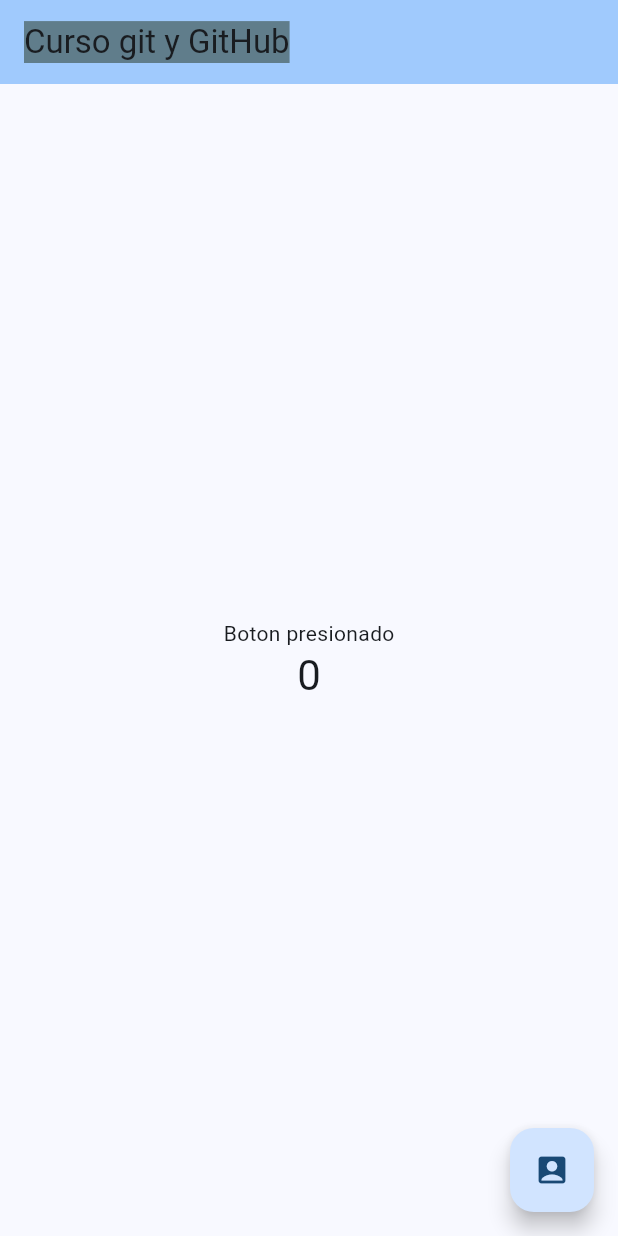
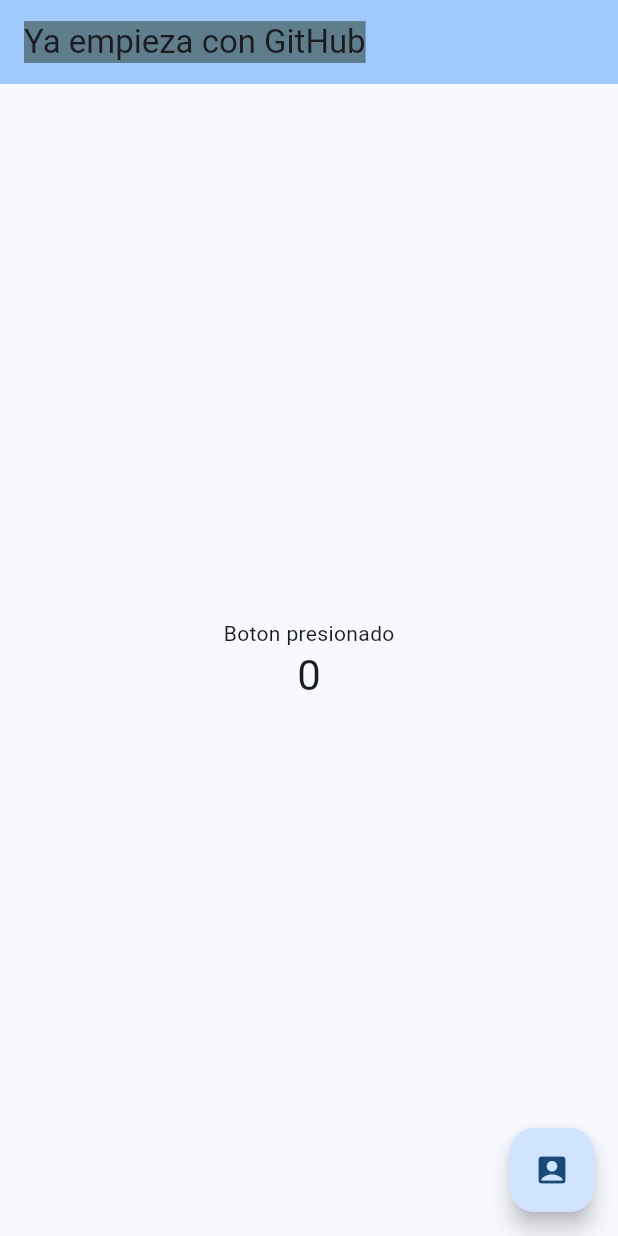
Before and after one commit to marianavargas2002/git, a Flutter app: the screen it shows after launch, on a phone screen of 412 x 824 dp. Run offline on Flutter 3.47's test engine with Material 3 defaults, Android fonts, the phone set to English and light mode, and no system bars.

Commit message:
se modifico el appBar

```diff
--- a/lib/main.dart
+++ b/lib/main.dart
@@ -17,7 +17,7 @@ class MyApp extends StatelessWidget {
         colorScheme: ColorScheme.fromSeed(seedColor: Colors.blue),
         useMaterial3: true,
       ),
-      home: const MyHomePage(title: 'Curso git y GitHub'),
+      home: const MyHomePage(title: 'Ya empieza con GitHub'),
     );
   }
 }
```
